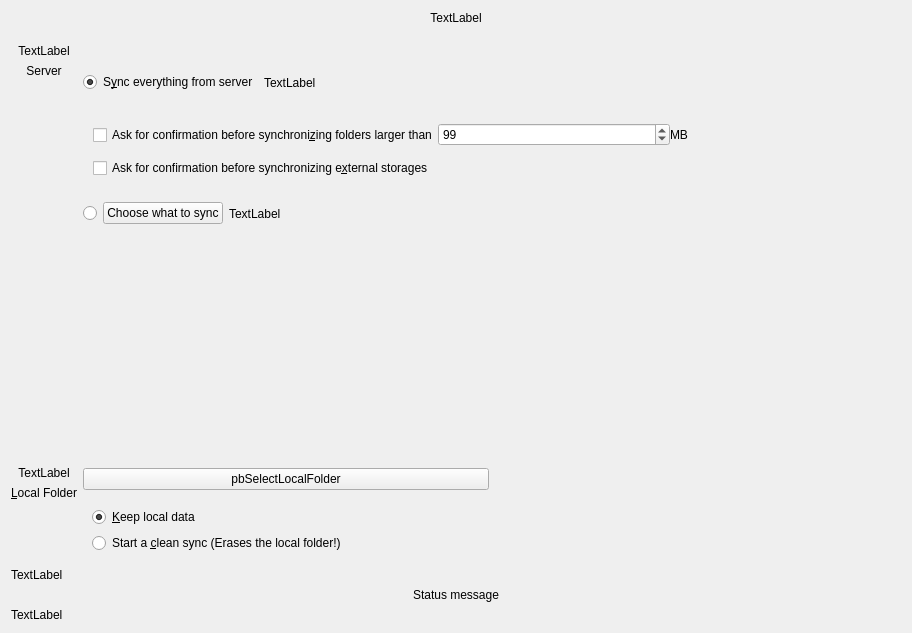
This is src/gui/wizard/owncloudadvancedsetuppage.ui in nextcloud/desktop as Qt 5 draws it before an edit. The edited form follows.
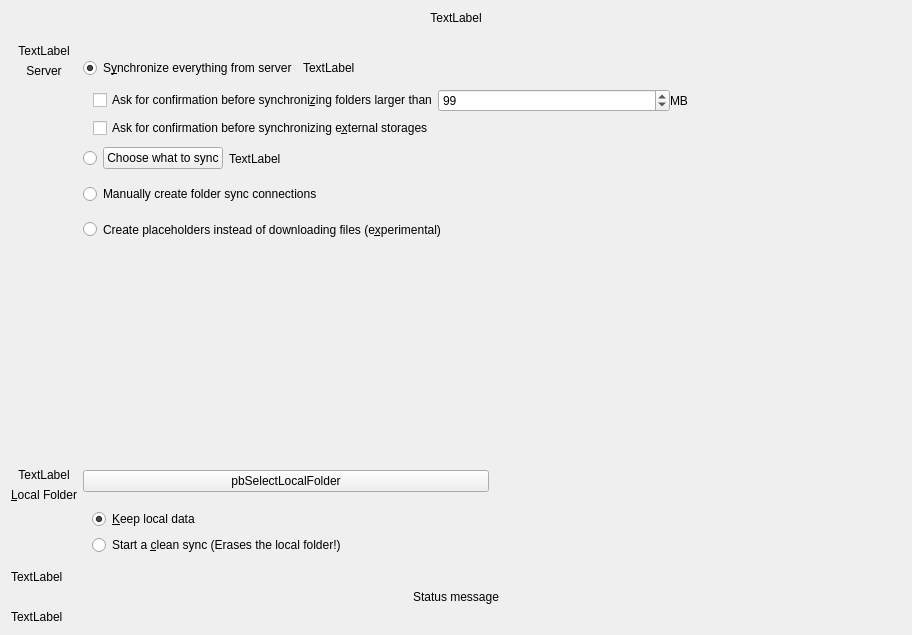
This is the edited form.

Commit message:
Wizard: Move the 'Skip folder configuration' in a radio button
Issue #3664

Diff of the .ui file:
```diff
--- a/src/gui/wizard/owncloudadvancedsetuppage.ui
+++ b/src/gui/wizard/owncloudadvancedsetuppage.ui
@@ -7,7 +7,7 @@
     <x>0</x>
     <y>0</y>
     <width>912</width>
-    <height>633</height>
+    <height>635</height>
    </rect>
   </property>
   <property name="sizePolicy">
@@ -240,7 +240,7 @@
           <item>
            <widget class="QRadioButton" name="rSyncEverything">
             <property name="text">
-             <string>S&amp;ync everything from server</string>
+             <string>S&amp;ynchronize everything from server</string>
             </property>
             <property name="checked">
              <bool>true</bool>
@@ -377,6 +377,75 @@
           </item>
          </layout>
         </item>
+        <item>
+         <layout class="QHBoxLayout" name="lPlaceholderSync">
+          <item>
+           <widget class="QRadioButton" name="rManualFolder">
+            <property name="sizePolicy">
+             <sizepolicy hsizetype="Minimum" vsizetype="Minimum">
+              <horstretch>0</horstretch>
+              <verstretch>0</verstretch>
+             </sizepolicy>
+            </property>
+            <property name="toolTip">
+             <string>&lt;html&gt;&lt;head/&gt;&lt;body&gt;&lt;p&gt;When this option is selected, the wizard will close without synchronizing anything. You can use the &amp;quot;Add Folder Sync Connection&amp;quot; button from the account settings to choose which pair of local and remote folder you wish to synchronize&lt;/p&gt;&lt;/body&gt;&lt;/html&gt;</string>
+            </property>
+            <property name="whatsThis">
+             <string>&lt;html&gt;&lt;head/&gt;&lt;body&gt;&lt;p&gt;When this option is selected, the wizard will close without synchronizing anything. You can use the &amp;quot;Add Folder Sync Connection&amp;quot; button from the account settings to choose which pair of local and remote folder you wish to synchronize&lt;/p&gt;&lt;/body&gt;&lt;/html&gt;</string>
+            </property>
+            <property name="text">
+             <string>Manually create folder sync connections </string>
+            </property>
+           </widget>
+          </item>
+          <item>
+           <spacer name="horizontalSpacer_5">
+            <property name="orientation">
+             <enum>Qt::Horizontal</enum>
+            </property>
+            <property name="sizeHint" stdset="0">
+             <size>
+              <width>40</width>
+              <height>20</height>
+             </size>
+            </property>
+           </spacer>
+          </item>
+         </layout>
+        </item>
+        <item>
+         <layout class="QHBoxLayout" name="horizontalLayout_4">
+          <item>
+           <widget class="QRadioButton" name="rPlaceholderSync">
+            <property name="sizePolicy">
+             <sizepolicy hsizetype="Minimum" vsizetype="Minimum">
+              <horstretch>0</horstretch>
+              <verstretch>0</verstretch>
+             </sizepolicy>
+            </property>
+            <property name="text">
+             <string>Create placeholders instead of downloading files (e&amp;xperimental)</string>
+            </property>
+            <property name="checkable">
+             <bool>false</bool>
+            </property>
+           </widget>
+          </item>
+          <item>
+           <spacer name="horizontalSpacer_6">
+            <property name="orientation">
+             <enum>Qt::Horizontal</enum>
+            </property>
+            <property name="sizeHint" stdset="0">
+             <size>
+              <width>40</width>
+              <height>20</height>
+             </size>
+            </property>
+           </spacer>
+          </item>
+         </layout>
+        </item>
        </layout>
       </widget>
      </item>
```
Left out of the diff: 85 changed lines with no effect on the pictures. The commit also changes 6 other files.
